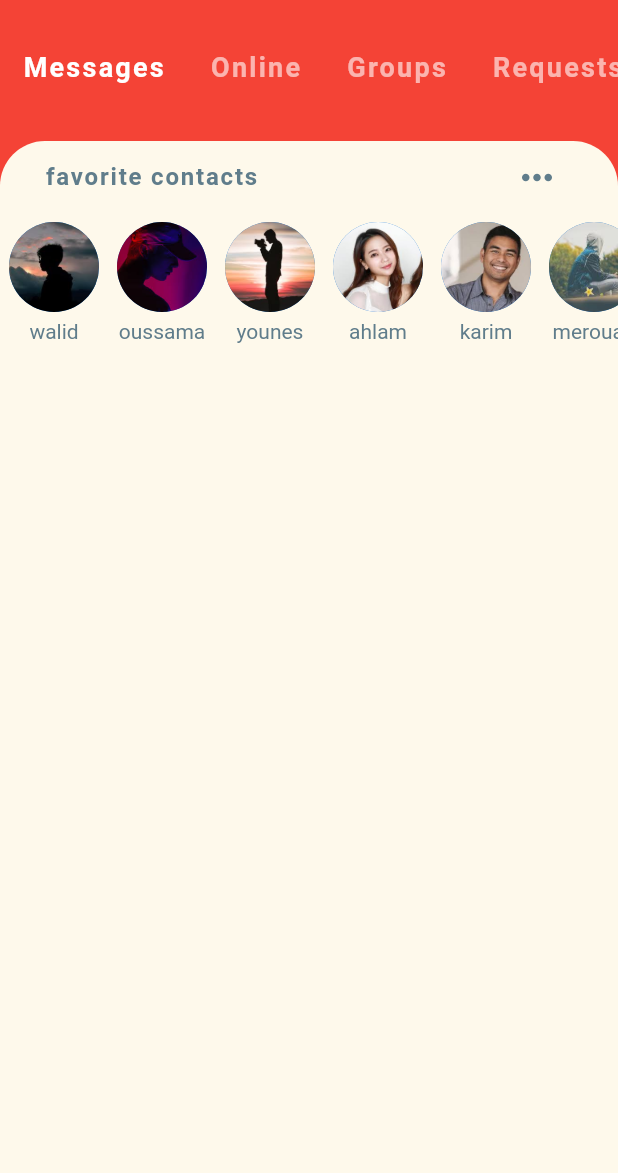
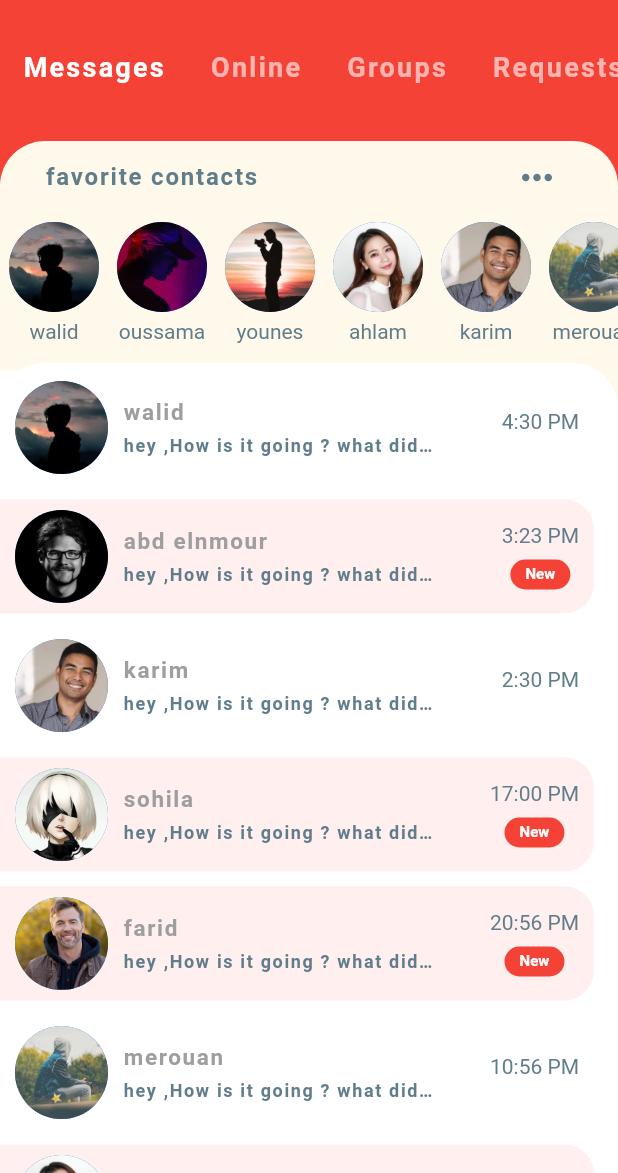
Before and after one commit to hamidbeghdaoui/chat, a Flutter app: the screen it shows after launch, on a phone screen of 412 x 824 dp, the part 63-1236 px from its top. Run offline on Flutter 3.47's test engine with Material 2 defaults, Android fonts, the phone set to English and light mode, and no system bars.

Commit message:
add class RecentChats in file recent_chats.dart

```diff
--- a/lib/Models/message_model.dart
+++ b/lib/Models/message_model.dart
@@ -51,12 +51,12 @@ class Message {
   final User farid = User(
      id: 8,
      name: 'farid',
-     imageURL: 'assets/image/9.jpg'
+     imageURL: 'assets/image/10.jpg'
   );
   final User sohila = User(
      id: 9,
      name: 'sohila',
-     imageURL: 'assets/image/10.jpg'
+     imageURL: 'assets/image/9.jpg'
   );
 
 
@@ -71,34 +71,48 @@ class Message {
       time: '4:30 PM',
       text: 'hey ,How is it going ? what did you do tody ?',
       isLiked: true,
+      unread: true
+          ),
+    Message(
+      usersend: abdelnmour,
+      time: '3:23 PM',
+      text: 'hey ,How is it going ? what did you do tody ?',
+      isLiked: false,
       unread: false
           ),
     Message(
-      usersend: abdelnmour,
-      time: '4:30 PM',
+      usersend: karim,
+      time: '2:30 PM',
+      text: 'hey ,How is it going ? what did you do tody ?',
+      isLiked: true,
+      unread: true
+          ),
+    Message(
+      usersend: sohila,
+      time: '17:00 PM',
       text: 'hey ,How is it going ? what did you do tody ?',
       isLiked: true,
       unread: false
           ),
     Message(
-      usersend: karim,
-      time: '4:30 PM',
+      usersend: farid,
+      time: '20:56 PM',
       text: 'hey ,How is it going ? what did you do tody ?',
       isLiked: true,
       unread: false
           ),
     Message(
-      usersend: sohila,
-      time: '4:30 PM',
+      usersend: merouan,
+      time: '10:56 PM',
       text: 'hey ,How is it going ? what did you do tody ?',
       isLiked: true,
-      unread: false
+      unread: true
           ),
     Message(
-      usersend: walid,
-      time: '4:30 PM',
+      usersend: ahlam,
+      time: '01:56 PM',
       text: 'hey ,How is it going ? what did you do tody ?',
-      isLiked: true,
+      isLiked: false,
       unread: false
           ),
 
--- /dev/null
+++ b/lib/Screens/Widgets/recent_chats.dart
@@ -0,0 +1,100 @@
+import 'package:flutter/material.dart';
+import 'package:flutter_app/Models/message_model.dart';
+
+class RecentChats extends StatefulWidget {
+  @override
+  _RecentChatsState createState() => _RecentChatsState();
+}
+
+class _RecentChatsState extends State<RecentChats> {
+  @override
+  Widget build(BuildContext context) {
+    return Expanded(
+      child: Container(
+        decoration: BoxDecoration(
+          color: Colors.white,
+          borderRadius: BorderRadius.only(
+              topLeft: Radius.circular(30), topRight: Radius.circular(30)),
+        ),
+        child: ListView.builder(
+          itemCount: chate.length,
+          itemBuilder: (BuildContext context, int index) {
+            final Message chats = chate[index];
+            return Container(
+              margin: EdgeInsets.only(top: 5 , bottom: 5 , right: 16),
+              padding: EdgeInsets.symmetric(horizontal: 10, vertical: 7),
+              decoration: BoxDecoration(
+                color: (chats.unread)?Colors.white : Color(0xFFFFEFEE),
+                borderRadius: BorderRadius.only(
+                  bottomRight: Radius.circular(20),
+                  topRight: Radius.circular(20)
+                )
+              ),
+              child: Row(
+                mainAxisAlignment: MainAxisAlignment.spaceBetween,
+                children: <Widget>[
+                  CircleAvatar(
+                    backgroundImage: AssetImage(chats.usersend.imageURL),
+                    radius: 31,
+                  ),
+                  SizedBox(width: 10,),
+                  Expanded(
+                      child: Column(
+                    crossAxisAlignment: CrossAxisAlignment.start,
+                    children: <Widget>[
+                      Text(
+                        chats.usersend.name,
+                        style: TextStyle(
+                            color: Colors.grey,
+                            fontSize: 15,
+                            fontWeight: FontWeight.bold,
+                            letterSpacing: 1.1),
+                      ),
+                      SizedBox(height: 6,),
+                      Container(
+                        width: MediaQuery.of(context).size.width * 0.5,
+                        child: Text(
+                          chats.text,
+                          style: TextStyle(
+                              color: Colors.blueGrey,
+                              fontSize: 12,
+                              fontWeight: FontWeight.bold,
+                              letterSpacing: 1.1),
+                              overflow: TextOverflow.ellipsis,
+                        ),
+
+                      )
+                      ,
+                    ],
+                  )),
+                  Column(
+                    children: <Widget>[
+                      Text(
+                        chats.time,
+                        style: TextStyle(color: Colors.blueGrey),
+                      ),
+                      SizedBox(height: 8,),
+                      (!chats.unread) ?Container(
+                        width: 40,
+                        height: 20,
+                        decoration: BoxDecoration(
+                          color: Theme.of(context).primaryColor,
+                          borderRadius: BorderRadius.circular(20)
+                        ),
+                        alignment: Alignment.center,
+                        child: Text(
+                          "New",
+                          style: TextStyle(fontSize: 10 , color: Colors.white , fontWeight: FontWeight.bold),
+                        ),
+                      ) : SizedBox.shrink(),
+                    ],
+                  ),
+                ],
+              ),
+            );
+          },
+        ),
+      ),
+    );
+  }
+}
--- a/lib/Screens/home_screen.dart
+++ b/lib/Screens/home_screen.dart
@@ -1,6 +1,8 @@
 import 'package:flutter/material.dart';
 import 'package:flutter_app/Screens/Widgets/favorite_contact.dart';
+import 'package:flutter_app/Screens/Widgets/recent_chats.dart';
 import 'Widgets/category_selector.dart';
+
 class HomeScreen extends StatefulWidget {
   @override
   _HomeScreenState createState() => _HomeScreenState();
@@ -16,20 +18,14 @@ import 'Widgets/category_selector.dart';
           icon: Icon(Icons.menu),
           iconSize: 30,
           color: Colors.white,
-             onPressed: (){},
+          onPressed: () {},
         ),
-           centerTitle: true
-          ,
+        centerTitle: true,
         title: Text(
           "Chats",
           textAlign: TextAlign.center,
           style: TextStyle(
-               fontSize: 24,
-               fontWeight: FontWeight.bold,
-               letterSpacing: 1.6
-             ),
-
-
+              fontSize: 24, fontWeight: FontWeight.bold, letterSpacing: 1.6),
         ),
         elevation: 0,
         actions: <Widget>[
@@ -37,7 +33,7 @@ import 'Widgets/category_selector.dart';
             icon: Icon(Icons.search),
             iconSize: 30,
             color: Colors.white,
-             onPressed: (){},
+            onPressed: () {},
           ),
         ],
       ),
@@ -50,15 +46,18 @@ import 'Widgets/category_selector.dart';
                 color: Theme.of(context).accentColor,
                 borderRadius: BorderRadius.only(
                     topLeft: Radius.circular(30),
-                    topRight: Radius.circular(30)
+                    topRight: Radius.circular(30)),
               ),
+              child: Column(
+                children: <Widget>[
+                  FavoriteContact(),
+                  RecentChats(),
+                ],
               ),
-                child: FavoriteContact(),
             ),
           )
         ],
       ),
     );
-
   }
 }
```
Lines whose indentation alone changed are shown as unchanged.
